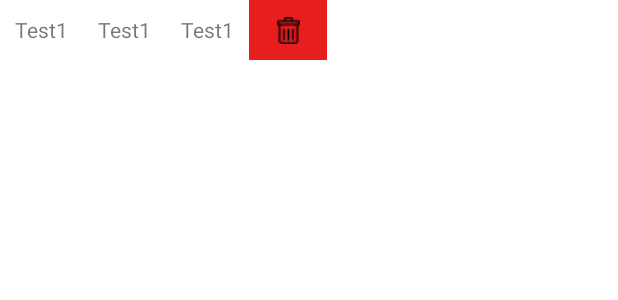
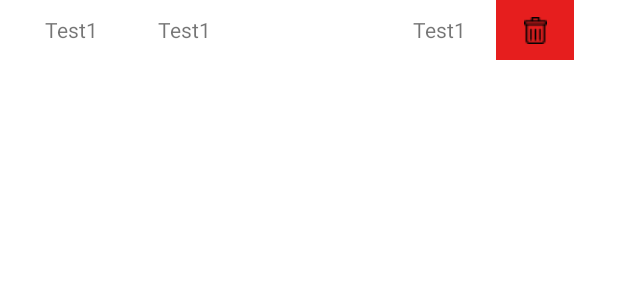
Before and after one commit to szwtron/isihape, an Android app: the layout jadwal_konsultasi_layout.xml on its own in the app's theme, with its tools: preview values and no code run, on a phone screen of 412 x 824 dp. Shown: the top 300 px of the screen. Run offline under Robolectric (Android 15) with nearby library versions, the phone set to English and light mode, and no system bars.

Commit message:
fix recycleview layout

```diff
--- a/app/src/main/res/layout/jadwal_konsultasi_layout.xml
+++ b/app/src/main/res/layout/jadwal_konsultasi_layout.xml
@@ -3,6 +3,8 @@
     android:layout_height="wrap_content">
     <TextView
         android:id="@+id/tvTanggalKonsultasi"
+        android:gravity="center"
+        android:layout_width="95dp"
         android:paddingHorizontal="10dp"
         android:paddingVertical="10dp"
         android:text="Test1"
@@ -10,6 +12,8 @@
 
     <TextView
         android:id="@+id/tvDokterKonsultasi"
+        android:gravity="left"
+        android:layout_width="160dp"
         android:paddingHorizontal="10dp"
         android:paddingVertical="10dp"
         android:text="Test1"
@@ -17,6 +21,8 @@
 
     <TextView
         android:id="@+id/tvWaktuKonsultasi"
+        android:layout_width="75dp"
+        android:gravity="center"
         android:paddingHorizontal="10dp"
         android:paddingVertical="10dp"
         android:text="Test1"
@@ -28,5 +34,6 @@
         android:layout_height="40dp"
         android:background="#e61e1e"
         android:src="@drawable/delete"
-        android:textColor="@color/white" />
+        android:textColor="@color/white"
+        android:layout_gravity="center"/>
 </TableRow>
```
Also changed, not shown: app/src/main/res/layout/fragment_home.xml (+13 -13 lines).
